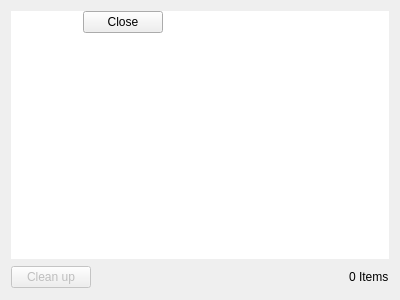
Above: src/network-web/downloadmanager.ui from martinrotter/rssguard before the change. Below: the same form after it.
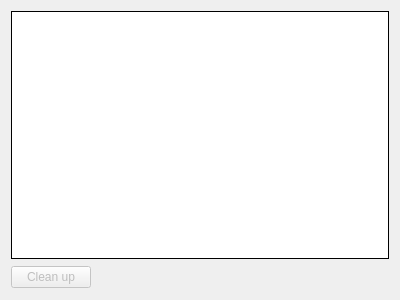
That is the form after the change. Custom widgets are drawn as their Qt base class.

Diff of the .ui file:
```diff
--- a/src/network-web/downloadmanager.ui
+++ b/src/network-web/downloadmanager.ui
@@ -14,10 +14,13 @@
    <string>Form</string>
   </property>
   <layout class="QGridLayout" name="gridLayout">
-   <item row="0" column="0" colspan="2">
+   <item row="0" column="0">
     <widget class="EditTableView" name="downloadsView">
      <property name="frameShape">
-      <enum>QFrame::NoFrame</enum>
+      <enum>QFrame::Box</enum>
+     </property>
+     <property name="frameShadow">
+      <enum>QFrame::Plain</enum>
      </property>
      <property name="dragEnabled">
       <bool>true</bool>
@@ -40,7 +43,7 @@
       </widget>
      </item>
      <item>
-      <spacer>
+      <spacer name="spacer">
        <property name="orientation">
         <enum>Qt::Horizontal</enum>
        </property>
@@ -54,46 +57,7 @@
      </item>
     </layout>
    </item>
-   <item row="1" column="1">
-    <widget class="QLabel" name="itemCount">
-     <property name="text">
-      <string>0 Items</string>
-     </property>
-    </widget>
-   </item>
   </layout>
-  <widget class="QWidget" name="layoutWidget">
-   <property name="geometry">
-    <rect>
-     <x>30</x>
-     <y>10</y>
-     <width>133</width>
-     <height>25</height>
-    </rect>
-   </property>
-   <layout class="QHBoxLayout" name="horizontalLayout_2">
-    <item>
-     <spacer name="horizontalSpacer">
-      <property name="orientation">
-       <enum>Qt::Horizontal</enum>
-      </property>
-      <property name="sizeHint" stdset="0">
-       <size>
-        <width>50</width>
-        <height>20</height>
-       </size>
-      </property>
-     </spacer>
-    </item>
-    <item>
-     <widget class="QDialogButtonBox" name="buttonBox">
-      <property name="standardButtons">
-       <set>QDialogButtonBox::Close</set>
-      </property>
-     </widget>
-    </item>
-   </layout>
-  </widget>
  </widget>
  <customwidgets>
   <customwidget>
```
